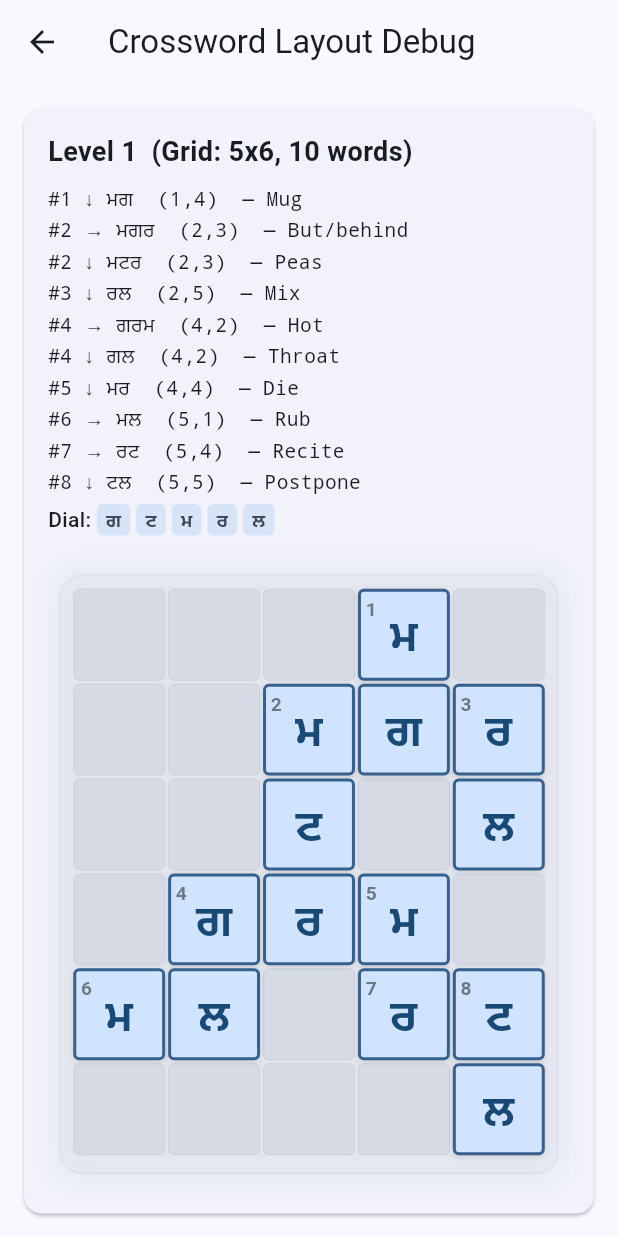
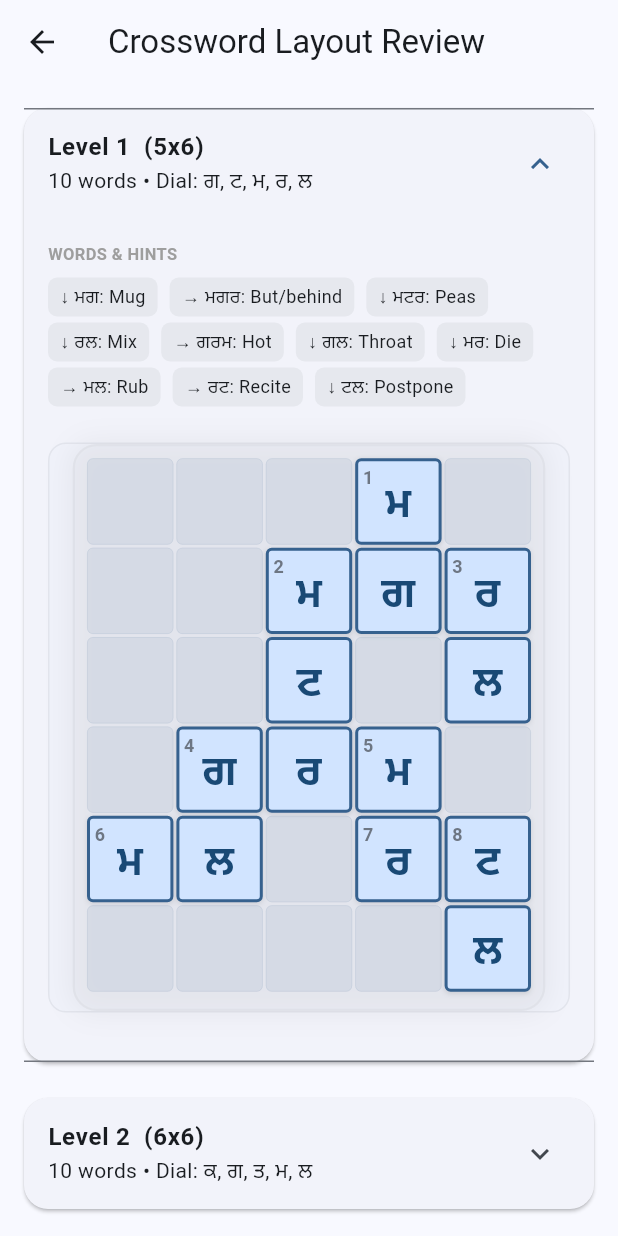
Before and after one commit to gnps-developer/gnps_learning_hub, a Flutter app: the CrosswordDebugScreen screen opened directly, on a phone screen of 412 x 824 dp. Run offline on Flutter 3.47's test engine with Material 3 defaults, Android fonts, the light colour scheme and no system bars; our stand-ins replace audioplayers, flutter_riverpod, flutter_svg, hive_flutter, package_info_plus; accounts and stored records are empty; project files that could hold a hidden picture were left out.

Commit message:
feat: Update debug tool labels for clarity and add crossword layout review

```diff
--- a/lib/config/ui_strings.dart
+++ b/lib/config/ui_strings.dart
@@ -62,7 +62,8 @@ class UIStrings {
   static const factoryResetLabel = 'Factory Reset';
   static const debugToolsLabel = 'Debug Tools';
   static const markAllCompleteLabel = 'Mark All Lessons Complete';
-  static const contentDebugLabel = 'Content Progress Debug';
+  static const contentDebugLabel = 'Content Review Tools';
+  static const crosswordDebugLabel = 'Crossword Layout Review';
   static const tracingRecorderLabel = 'Tracing Checkpoint Recorder';
   static const testCelebrationLabel = 'Test Achievement Celebration';
   static const disableDevModeLabel = 'Disable Developer Mode';
--- a/lib/tools/content_debug_screen.dart
+++ b/lib/tools/content_debug_screen.dart
@@ -1,5 +1,6 @@
 import 'package:flutter/material.dart';
 import 'package:flutter_riverpod/flutter_riverpod.dart';
+import '../config/ui_strings.dart';
 import '../providers/content_providers.dart';
 import '../providers/progress_providers.dart';
 import 'crossword_debug_screen.dart';
@@ -13,7 +14,7 @@ class ContentDebugScreen extends ConsumerWidget {
     final progressAsync = ref.watch(progressProvider);
 
     return Scaffold(
-      appBar: AppBar(title: const Text('Content Debug Tool')),
+      appBar: AppBar(title: const Text(UIStrings.contentDebugLabel)),
       body: journeyAsync.when(
         data: (journey) => progressAsync.when(
           data: (progress) => ListView(
--- a/lib/tools/crossword_debug_screen.dart
+++ b/lib/tools/crossword_debug_screen.dart
@@ -4,6 +4,7 @@ import 'package:flutter/services.dart';
 import '../models/games/crossword_data.dart';
 import '../widgets/games/crossword_grid_widget.dart';
 import '../config/ui_config.dart';
+import '../config/ui_strings.dart';
 
 class CrosswordDebugScreen extends StatefulWidget {
   const CrosswordDebugScreen({super.key});
@@ -43,7 +44,7 @@ class _CrosswordDebugScreenState extends State<CrosswordDebugScreen> {
   @override
   Widget build(BuildContext context) {
     return Scaffold(
-      appBar: AppBar(title: const Text('Crossword Layout Debug')),
+      appBar: AppBar(title: const Text(UIStrings.crosswordDebugLabel)),
       body: _buildBody(),
     );
   }
@@ -68,12 +69,12 @@ class _CrosswordDebugScreenState extends State<CrosswordDebugScreen> {
       itemBuilder: (context, index) {
         final level = _crosswordData!.levels[index];
 
-        // Clone words and mark them as revealed for debug view
+        // Create a deep copy of words and force them to be revealed for inspection
         final revealedWords = level.words.map((w) {
           return CrosswordWord(
             number: w.number,
             answer: w.answer,
-            syllables: w.syllables,
+            syllables: List.from(w.syllables),
             row: w.row,
             col: w.col,
             isHorizontal: w.isHorizontal,
@@ -82,104 +83,53 @@ class _CrosswordDebugScreenState extends State<CrosswordDebugScreen> {
           );
         }).toList();
 
-        // Sanity flags a human reviewer cares about at a glance: does the
-        // word count look like a real crossword (>=2 words, at least one
-        // intersection), and are both directions actually represented.
         final hasAcross = level.words.any((w) => w.isHorizontal);
         final hasDown = level.words.any((w) => !w.isHorizontal);
-        final looksSparse = level.words.length < 6;
 
         return Card(
           margin: const EdgeInsets.only(bottom: AppSpacing.lg),
-          child: Padding(
+          shape: RoundedRectangleBorder(borderRadius: BorderRadius.circular(16)),
+          child: ExpansionTile(
+            initiallyExpanded: index == 0,
+            title: Text(
+              'Level ${level.levelNumber}  (${level.gridWidth}x${level.gridHeight})',
+              style: const TextStyle(fontWeight: FontWeight.bold),
+            ),
+            subtitle: Text('${level.words.length} words • Dial: ${level.dialLetters.join(", ")}'),
+            trailing: (!hasAcross || !hasDown)
+                ? const Icon(Icons.warning_amber_rounded, color: Colors.orange)
+                : null,
+            children: [
+              Padding(
                 padding: const EdgeInsets.all(AppSpacing.md),
                 child: Column(
                   crossAxisAlignment: CrossAxisAlignment.start,
                   children: [
-                Row(
-                  children: [
-                    Text(
-                      'Level ${level.levelNumber}  '
-                      '(Grid: ${level.gridWidth}x${level.gridHeight}, '
-                      '${level.words.length} words)',
-                      style: const TextStyle(
-                        fontSize: 18,
-                        fontWeight: FontWeight.bold,
-                      ),
-                    ),
-                    const SizedBox(width: AppSpacing.sm),
-                    if (looksSparse || !hasAcross || !hasDown)
-                      const Icon(
-                        Icons.warning_amber_rounded,
-                        color: Colors.orange,
-                        size: 20,
-                      ),
-                  ],
-                ),
-                const SizedBox(height: AppSpacing.sm),
-                for (final w in level.words)
-                  Padding(
-                    padding: const EdgeInsets.symmetric(vertical: 1),
-                    child: Text(
-                      '#${w.number ?? '-'} '
-                      '${w.isHorizontal ? '→' : '↓'} '
-                      '${w.answer}  (${w.row},${w.col})'
-                      '${w.hint.isNotEmpty ? '  — ${w.hint}' : ''}',
-                      style: const TextStyle(
-                        fontSize: 13,
-                        fontFamily: 'monospace',
-                      ),
-                    ),
-                  ),
-                const SizedBox(height: 4),
-                Row(
-                  children: [
-                    const Text(
-                      'Dial: ',
-                      style: TextStyle(fontWeight: FontWeight.w500),
-                    ),
-                    Expanded(
-                      child: Wrap(
-                        spacing: 4,
-                        children: level.dialLetters
-                            .map(
-                              (l) => Container(
-                                padding: const EdgeInsets.symmetric(
-                                  horizontal: 6,
-                                  vertical: 2,
-                                ),
+                    const Text('WORDS & HINTS', style: TextStyle(fontSize: 11, fontWeight: FontWeight.bold, color: Colors.grey)),
+                    const SizedBox(height: 8),
+                    Wrap(
+                      spacing: 8,
+                      runSpacing: 4,
+                      children: level.words.map((w) => Container(
+                        padding: const EdgeInsets.symmetric(horizontal: 8, vertical: 4),
                         decoration: BoxDecoration(
-                                  color: Theme.of(
-                                    context,
-                                  ).colorScheme.secondaryContainer,
-                                  borderRadius: BorderRadius.circular(4),
+                          color: Theme.of(context).colorScheme.surfaceContainerHigh,
+                          borderRadius: BorderRadius.circular(6),
                         ),
                         child: Text(
-                                  l,
-                                  style: TextStyle(
-                                    fontSize: 12,
-                                    color: Theme.of(
-                                      context,
-                                    ).colorScheme.onSecondaryContainer,
-                                    fontWeight: FontWeight.bold,
+                          '${w.isHorizontal ? "→" : "↓"} ${w.answer}: ${w.hint}',
+                          style: const TextStyle(fontSize: 12),
                         ),
+                      )).toList(),
                     ),
-                              ),
-                            )
-                            .toList(),
-                      ),
-                    ),
-                  ],
-                ),
-                const SizedBox(height: AppSpacing.md),
+                    const SizedBox(height: AppSpacing.lg),
                     Container(
                       decoration: BoxDecoration(
-                    color: Theme.of(
-                      context,
-                    ).colorScheme.primaryContainer.withValues(alpha: 0.1),
+                        color: Theme.of(context).colorScheme.primaryContainer.withValues(alpha: 0.05),
                         borderRadius: BorderRadius.circular(12),
+                        border: Border.all(color: Theme.of(context).colorScheme.outlineVariant.withValues(alpha: 0.3)),
                       ),
-                  height: 420,
+                      height: 380,
                       width: double.infinity,
                       child: Center(
                         child: CrosswordGridWidget(
@@ -189,8 +139,11 @@ class _CrosswordDebugScreenState extends State<CrosswordDebugScreen> {
                         ),
                       ),
                     ),
+                    const SizedBox(height: AppSpacing.md),
                   ],
                 ),
+              ),
+            ],
           ),
         );
       },
```
Lines whose indentation alone changed are shown as unchanged.
